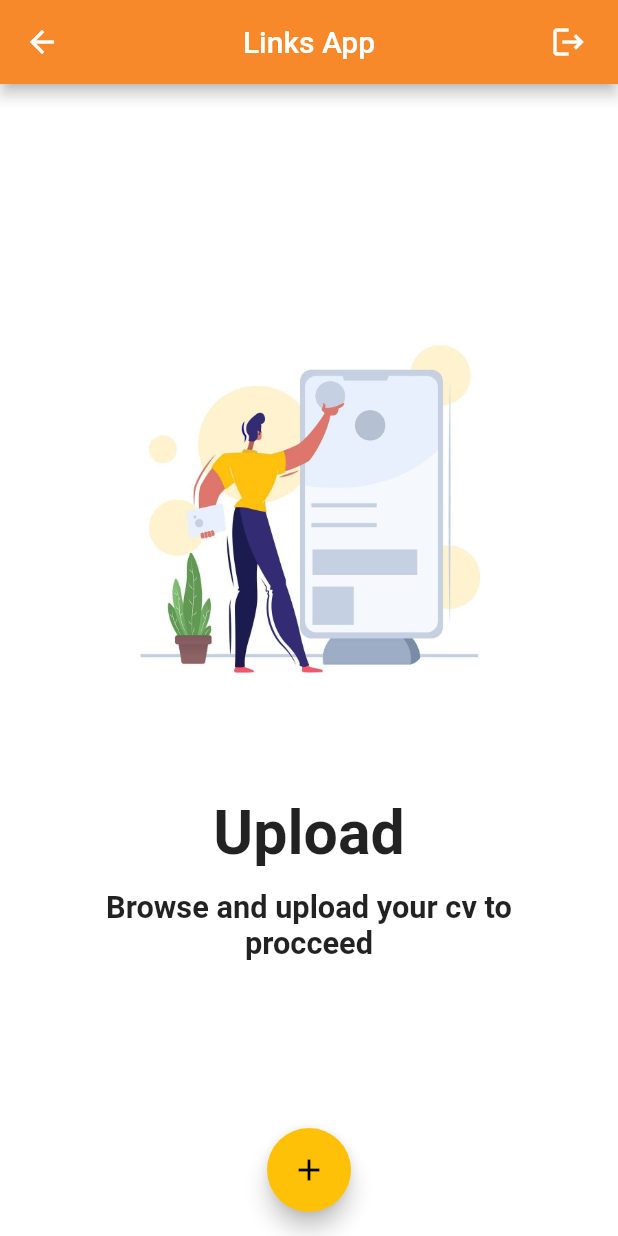
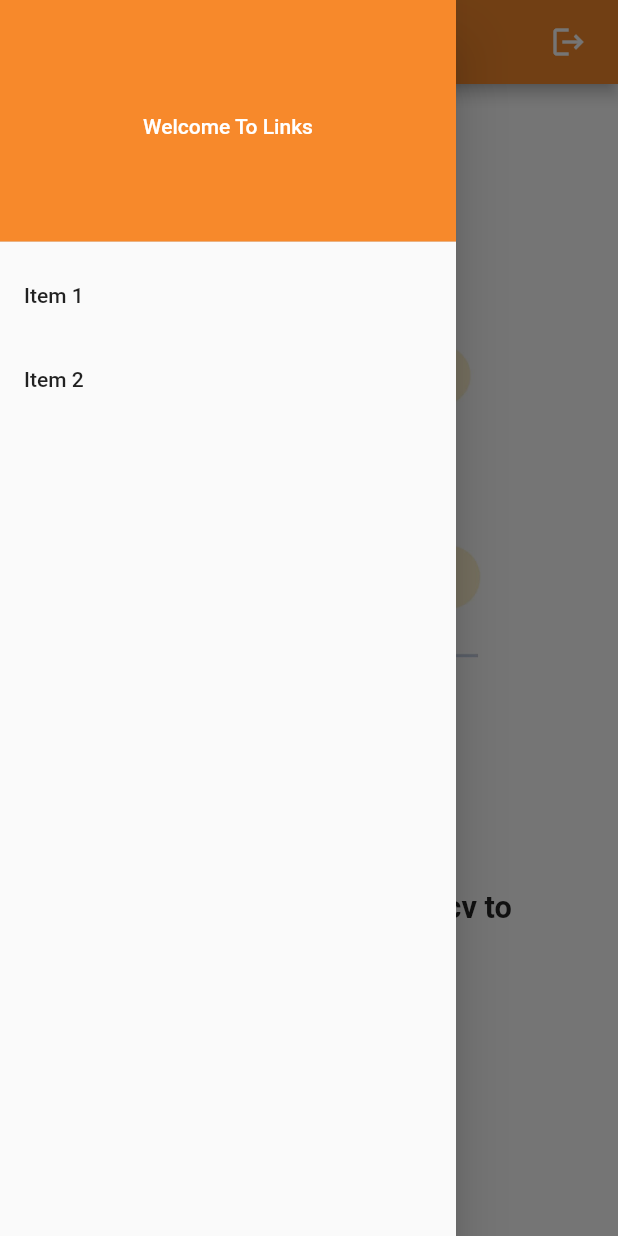
Before and after one commit to Terryo10/links_mobile, a Flutter app: the HomePage screen opened directly, with the side drawer open (before the commit the screen has no drawer), on a phone screen of 412 x 824 dp. Run offline on Flutter 3.47's test engine with Material 2 defaults, Android fonts, the phone set to English and light mode, and no system bars; our stand-ins replace bloc, dio, file_picker, flutter_bloc, flutter_secure_storage, google_fonts; accounts and stored records are empty.

```diff
--- a/lib/app_blocs.dart
+++ b/lib/app_blocs.dart
@@ -6,8 +6,10 @@ import 'package:links_app/bloc/user_bloc/user_bloc.dart';
 import 'package:links_app/bloc/welcome_bloc/welcome_bloc.dart';
 import 'package:links_app/repositories/authentication_repository/authentication_repository.dart';
 import 'package:links_app/repositories/cache_repository/cache_repository.dart';
+import 'package:links_app/repositories/pdf_repository/pdf_repository.dart';
 
 import 'bloc/cache_bloc/cache_bloc.dart';
+import 'bloc/pdf_bloc/pdf_bloc.dart';
 
 class AppBlocs extends StatelessWidget {
   final Widget app;
@@ -40,6 +42,9 @@ class AppBlocs extends StatelessWidget {
         BlocProvider(
           create: (context) => UserBloc(),
         ),
+         BlocProvider(
+          create: (context) => PdfBloc(pdfRepository: RepositoryProvider.of<PDFRepository>(context),),
+        ),
       ],
       child: app,
     );
--- a/lib/bloc/pdf_bloc/pdf_event.dart
+++ b/lib/bloc/pdf_bloc/pdf_event.dart
@@ -3,14 +3,12 @@ part of 'pdf_bloc.dart';
 @immutable
 abstract class PdfEvent {}
 
-class UploadPDF extends PdfEvent{
+class UploadPDFEvent extends PdfEvent {
+  final File pdfFile;
 
+  UploadPDFEvent({required this.pdfFile});
 }
 
-class DeletePDF extends PdfEvent{
+class DeletePDF extends PdfEvent {}
 
-}
-
-class GetUserPdf extends PdfEvent{
-
-}
+class GetUserPdf extends PdfEvent {}
--- a/lib/bloc/pdf_bloc/pdf_state.dart
+++ b/lib/bloc/pdf_bloc/pdf_state.dart
@@ -4,3 +4,17 @@ part of 'pdf_bloc.dart';
 abstract class PdfState {}
 
 class PdfInitial extends PdfState {}
+
+class PDFUploadingState extends PdfState {}
+
+class PDFUploadedState extends PdfState {
+  final MessageModel messageModel;
+
+  PDFUploadedState({required this.messageModel});
+}
+
+class PDFErrorState extends PdfState {
+  final String message;
+
+  PDFErrorState(this.message);
+}
--- a/lib/data/strings.dart
+++ b/lib/data/strings.dart
@@ -2,4 +2,6 @@ class AppStrings {
   static String baseUrl = 'http://192.168.43.160:5000';
 
   static String loginUrl = '/api/login';
+
+  static String cvUrl = '/api/cv_file';// this is  a resource url
 }
--- /dev/null
+++ b/lib/models/messsage_model/message.dart
@@ -0,0 +1,30 @@
+// To parse this JSON data, do
+//
+//     final messageModel = messageModelFromJson(jsonString);
+
+import 'dart:convert';
+
+MessageModel messageModelFromJson(String str) =>
+    MessageModel.fromJson(json.decode(str));
+
+String messageModelToJson(MessageModel data) => json.encode(data.toJson());
+
+class MessageModel {
+  MessageModel({
+    this.success,
+    this.message,
+  });
+
+  bool? success;
+  String? message;
+
+  factory MessageModel.fromJson(Map<String, dynamic> json) => MessageModel(
+        success: json["success"] == null ? null : json["success"],
+        message: json["message"] == null ? null : json["message"],
+      );
+
+  Map<String, dynamic> toJson() => {
+        "success": success == null ? null : success,
+        "message": message == null ? null : message,
+      };
+}
--- a/lib/repositories/pdf_repository/pdf_repository.dart
+++ b/lib/repositories/pdf_repository/pdf_repository.dart
@@ -1,3 +1,23 @@
-class PDFRepository{
+import 'dart:convert';
+import 'dart:io';
 
+import 'package:flutter_secure_storage/flutter_secure_storage.dart';
+import 'package:links_app/models/messsage_model/message.dart';
+
+import 'package:links_app/repositories/pdf_repository/pdf_provider.dart';
+
+class PDFRepository {
+  final FlutterSecureStorage storage;
+  final PDFProvider provider;
+
+  PDFRepository({required this.provider, required this.storage});
+
+  Future<MessageModel> upload({required File selectedfile}) async {
+    var token = await storage.read(key: 'token');
+    var response =
+        await provider.upload(selectedfile: selectedfile, token: token);
+    var model = messageModelFromJson(response);
+
+    return model;
+  }
 }
--- a/lib/ui/home_page.dart
+++ b/lib/ui/home_page.dart
@@ -10,9 +10,6 @@ class HomePage extends StatefulWidget {
 }
 
 class _HomePageState extends State<HomePage> {
-
-
-
   @override
   Widget build(BuildContext context) {
     return WillPopScope(
@@ -32,22 +29,48 @@ class _HomePageState extends State<HomePage> {
                     _showDialog();
                   },
                   child: Container(
-                    height: 50,
-                    width: 50,
-                    child: Icon(Icons.logout)),
+                      height: 50, width: 50, child: Icon(Icons.logout)),
                 ),
               ),
             ),
           ],
+        ),
+        drawer: Drawer(
+          child: ListView(
+            padding: EdgeInsets.zero,
+            children: [
+              const DrawerHeader(
+                decoration: BoxDecoration(
+                  color: Color(0xfff7892b),
+                ),
+                child: Center(
+                  child: Text('Welcome To Links',
+                      style: TextStyle(color: Colors.white)),
+                ),
+              ),
+              ListTile(
+                title: const Text('Item 1'),
+                onTap: () {
+                  // Update the state of the app.
+                  // ...
+                },
+              ),
+              ListTile(
+                title: const Text('Item 2'),
+                onTap: () {
+                  // Update the state of the app.
+                  // ...
+                },
+              ),
+            ],
+          ),
         ),
         body: UploadPdF(),
       ),
     );
   }
 
-
-    Future<bool> _onBackPressed() async{
-
+  Future<bool> _onBackPressed() async {
     return true;
   }
 
--- a/pubspec.yaml
+++ b/pubspec.yaml
@@ -27,6 +27,8 @@ dependencies:
   flutter_secure_storage: ^4.2.1
   flutter_spinkit: "^4.1.2"
   file_picker: ^4.0.0
+  dio: ^4.0.0
+  path: ^1.8.0
 
   # The following adds the Cupertino Icons font to your application.
   # Use with the CupertinoIcons class for iOS style icons.
```
Also changed, not shown: lib/app_repositories.dart (+8 -1 lines), lib/bloc/pdf_bloc/pdf_bloc.dart (+15 -3 lines), lib/repositories/pdf_repository/pdf_provider.dart (+45 -1 lines), lib/ui/upload_pdf.dart (+89 -5 lines), pubspec.lock. Lines whose indentation alone changed are shown as unchanged.
